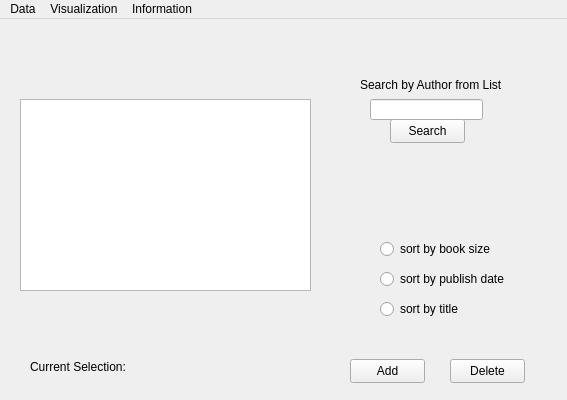
Qt form QtWidgetsApplication-LMS/QtWidgetsApplicationLMS.ui (cchandel-dev/Library-Management-System) before a commit.
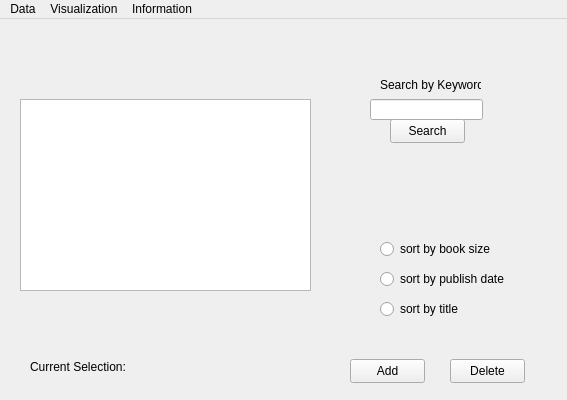
The same form after that commit.

Commit message: search uses rudimentary keyword structure now

```diff
--- a/QtWidgetsApplication-LMS/QtWidgetsApplicationLMS.ui
+++ b/QtWidgetsApplication-LMS/QtWidgetsApplicationLMS.ui
@@ -137,14 +137,14 @@
    <widget class="QLabel" name="label">
     <property name="geometry">
      <rect>
-      <x>360</x>
+      <x>380</x>
       <y>50</y>
-      <width>151</width>
+      <width>101</width>
       <height>31</height>
      </rect>
     </property>
     <property name="text">
-     <string>Search by Author from List</string>
+     <string>Search by Keyword</string>
     </property>
    </widget>
    <widget class="QPushButton" name="searchButton">
```
The commit also changes 5 other files.
